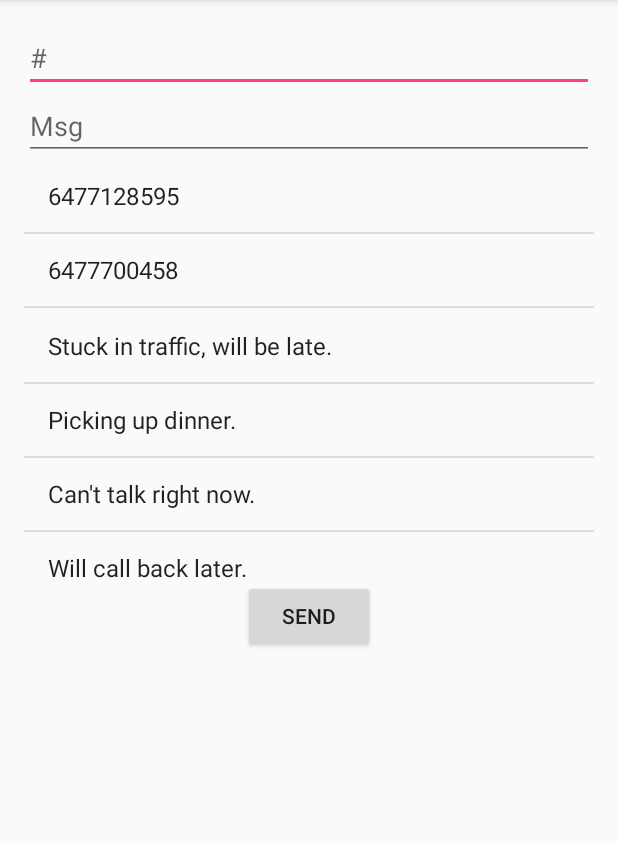
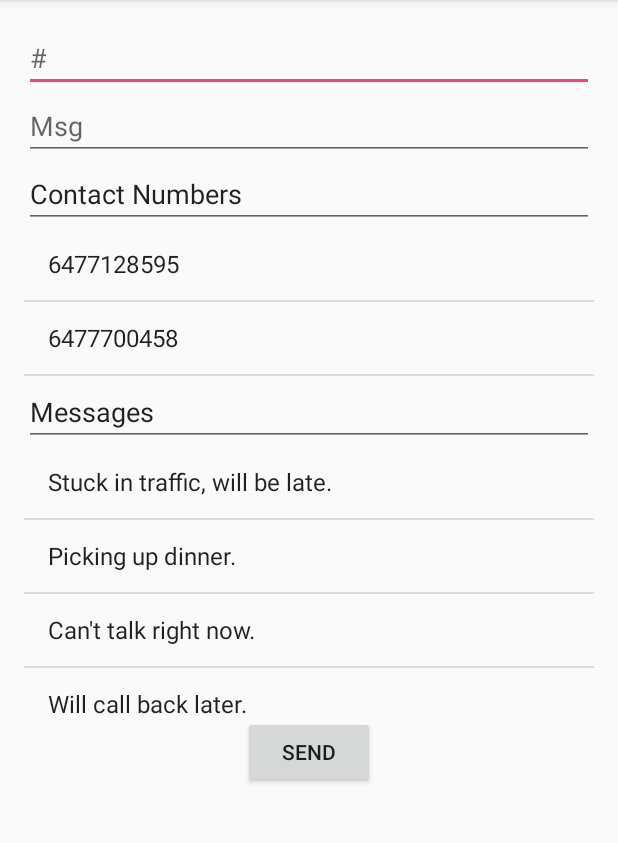
Before and after one commit to arj1211/Repeatedly, an Android app: the screen it shows after launch (MainActivity), on a phone screen of 412 x 824 dp, the part 84-927 px from its top. Run offline under Robolectric (Android 15) with nearby library versions, the phone set to English and light mode, and no system bars.

Commit message:
Added labels for each listView

```diff
--- a/app/src/main/res/layout/activity_main.xml
+++ b/app/src/main/res/layout/activity_main.xml
@@ -26,11 +26,23 @@
         android:layout_gravity="center_horizontal"
         android:hint="Msg" />
 
+    <EditText
+        android:layout_width="match_parent"
+        android:layout_height="wrap_content"
+        android:id="@+id/editText"
+        android:text="Contact Numbers" />
+
     <ListView
         android:layout_width="match_parent"
         android:layout_height="100dp"
         android:id="@+id/numberList"
         android:layout_gravity="center_horizontal" />
+
+    <EditText
+        android:layout_width="match_parent"
+        android:layout_height="wrap_content"
+        android:id="@+id/editText2"
+        android:text="Messages " />
 
     <ListView
         android:layout_width="match_parent"
```
